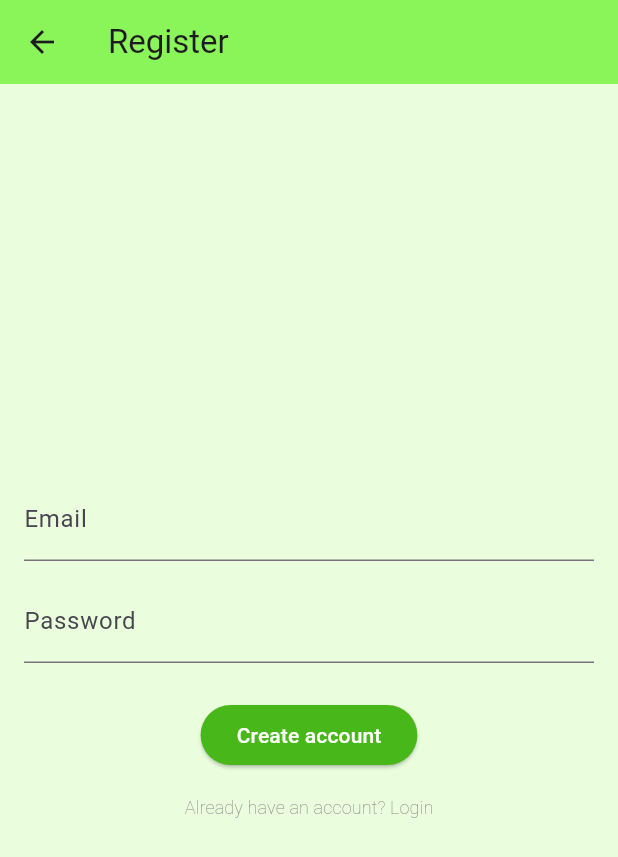
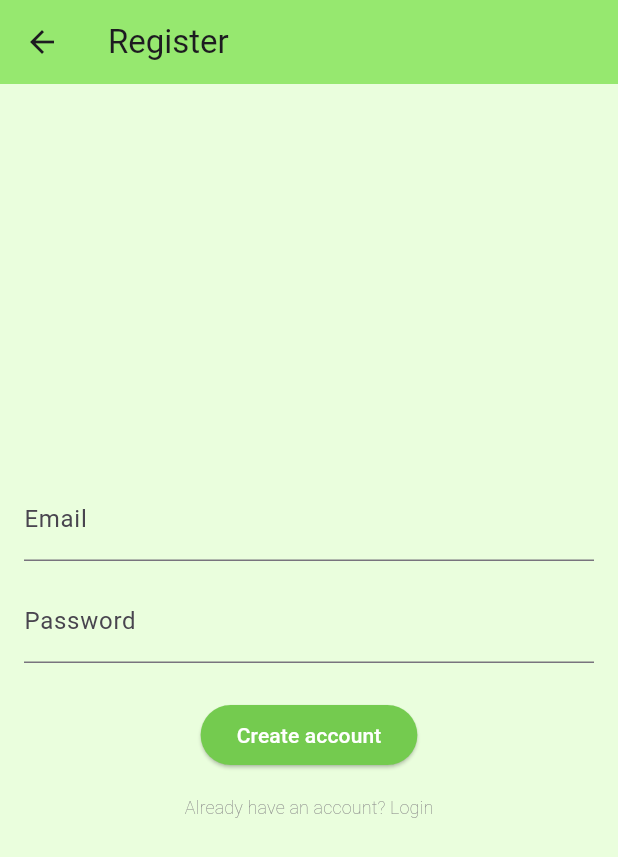
Before and after one commit to ioqnq/Smart-Greenhouse, a Flutter app: the RegisterPage screen opened directly, on a phone screen of 412 x 824 dp. Shown: the top 857 px of the screen. Run offline on Flutter 3.47's test engine with Material 3 defaults, Android fonts, the phone set to English and light mode, and no system bars; our stand-ins replace firebase_auth, firebase_core, fl_chart; accounts and stored records are empty; generated files the repository leaves out were written again; network calls fail.

Commit message:
style: new color suggestions
Changed primary colors.

Signed-off-by: Ioana Nedelcu <ioana.nedelcu643@gmail.com>

```diff
--- a/software/lib/constants/colors.dart
+++ b/software/lib/constants/colors.dart
@@ -3,8 +3,10 @@ import 'package:flutter/material.dart';
 /// Paleta oficială Smart Greenhouse
 class AppColors {
   // Brand / Primary colors
-  static const Color primary = Color.fromARGB(255, 138, 245, 88);
-  static const Color primaryDark = Color.fromARGB(255, 72, 183, 25);
+  // static const Color primary = Color.fromARGB(255, 138, 245, 88);
+  // static const Color primaryDark = Color.fromARGB(255, 72, 183, 25);
+  static const Color primary = Color.fromARGB(224, 138, 229, 96);
+  static const Color primaryDark = Color.fromARGB(255, 116, 203, 79);
   static const Color primaryLight = Color.fromARGB(255, 234, 254, 221);
 
   // Status colors
```
